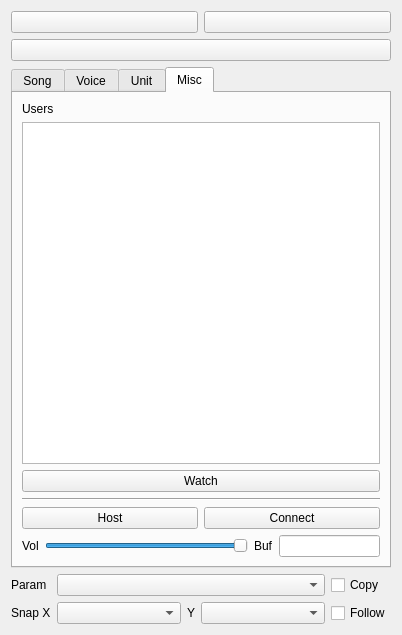
Old version of the form src/editor/sidemenu/SideMenu.ui in the repository yuxshao/ptcollab.
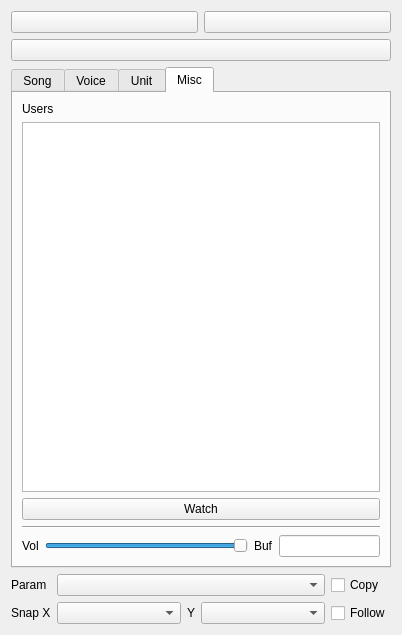
New version of the form. The open tabs and pages were chosen to show the change. Icons and pictures are not drawn.

Commit message: remove host connect btn

```diff
--- a/src/editor/sidemenu/SideMenu.ui
+++ b/src/editor/sidemenu/SideMenu.ui
@@ -387,30 +387,6 @@
          </property>
         </widget>
        </item>
-       <item>
-        <layout class="QHBoxLayout" name="horizontalLayout_4">
-         <item>
-          <widget class="QPushButton" name="hostBtn">
-           <property name="focusPolicy">
-            <enum>Qt::NoFocus</enum>
-           </property>
-           <property name="text">
-            <string>Host</string>
-           </property>
-          </widget>
-         </item>
-         <item>
-          <widget class="QPushButton" name="connectBtn">
-           <property name="focusPolicy">
-            <enum>Qt::NoFocus</enum>
-           </property>
-           <property name="text">
-            <string>Connect</string>
-           </property>
-          </widget>
-         </item>
-        </layout>
-       </item>
        <item>
         <layout class="QHBoxLayout" name="horizontalLayout_6">
          <item>
```
The commit also changes 3 other files.
